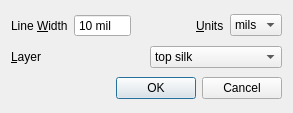
Above: EditLineDialog.ui from igorizyumin/xpcb before the change. Below: the same form after it.
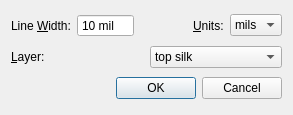
That is the form after the change.

Commit message: segment layer dialog

Diff of the .ui file:
```diff
--- a/EditLineDialog.ui
+++ b/EditLineDialog.ui
@@ -7,7 +7,7 @@
     <x>0</x>
     <y>0</y>
     <width>293</width>
-    <height>113</height>
+    <height>115</height>
    </rect>
   </property>
   <property name="windowTitle">
@@ -19,7 +19,7 @@
      <item>
       <widget class="QLabel" name="label">
        <property name="text">
-        <string>Line &amp;Width</string>
+        <string>Line &amp;Width:</string>
        </property>
        <property name="buddy">
         <cstring>widthBox</cstring>
@@ -70,7 +70,7 @@
         </sizepolicy>
        </property>
        <property name="text">
-        <string>&amp;Units</string>
+        <string>&amp;Units:</string>
        </property>
        <property name="buddy">
         <cstring>unitsBox</cstring>
@@ -104,7 +104,7 @@
      <item>
       <widget class="QLabel" name="label_2">
        <property name="text">
-        <string>&amp;Layer</string>
+        <string>&amp;Layer:</string>
        </property>
        <property name="buddy">
         <cstring>layerBox</cstring>
```
The commit also changes 19 other files.
